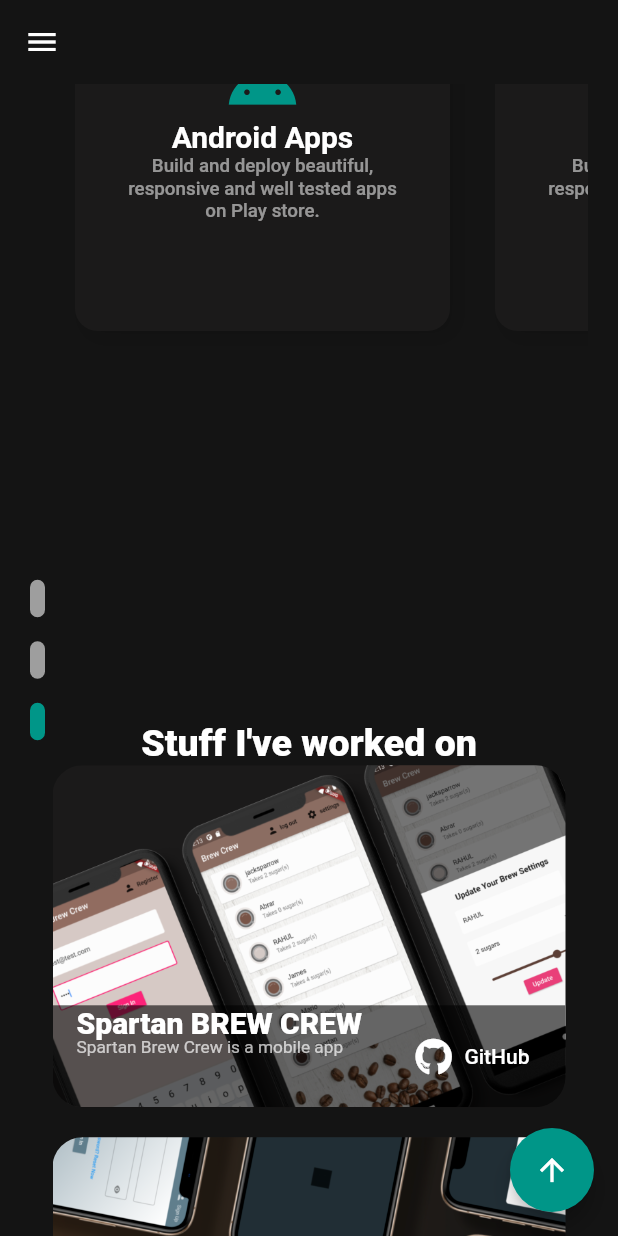
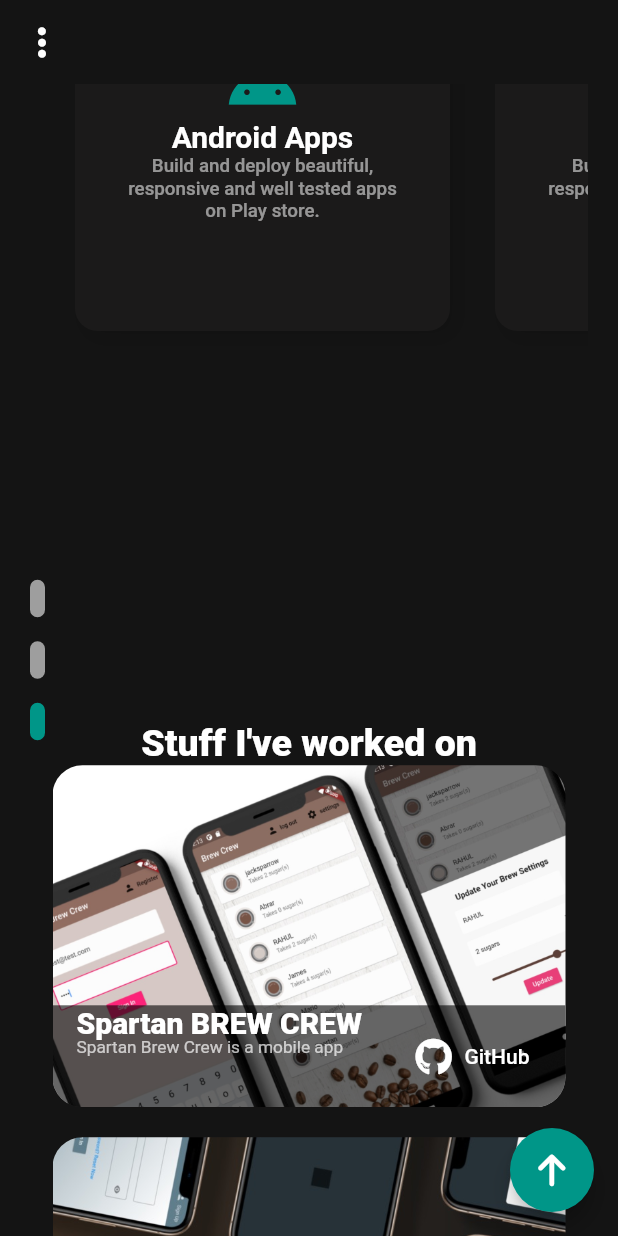
Before and after one commit to abraraltaf92/portfolio, a Flutter app: the screen it shows after launch, scrolled down 1152 dp, on a phone screen of 412 x 824 dp. Run offline on Flutter 3.47's test engine with Material 2 defaults, Android fonts, the phone set to English and light mode, and no system bars; drawn by our look-alikes of smooth_page_indicator; our stand-ins replace animated_text_kit, flutter_icons; missing offline and left inert: dart:html.

Commit message:
removed unnecessary fonts added & compressed images , performance increased 2x

```diff
--- a/lib/lists/project_list.dart
+++ b/lib/lists/project_list.dart
@@ -6,7 +6,7 @@ final List<Project> projectList = [
     title: 'Spartan BREW CREW',
     description: 'Spartan Brew Crew is a mobile app',
     //  that keeps track of team members’ brew preferences and was built using Flutter and Firebase as backend in realtime manipulation of data. It allows users to change the strength of their brew and sugar intake.',
-    image: 'images/sBC.png',
+    image: 'images/sBC.jpg',
     link: 'https://github.com/abraraltaf92/spartan_brew_crew.git',
   ),
   Project(
@@ -14,7 +14,7 @@ final List<Project> projectList = [
     title: 'CurrentLoc',
     description: 'Developed a simple two page Login ',
     // / Sign Up app with Google Sign In Authentication, email and password Authentication, email verification, forgot password , delete user account, logout etc features integrated with Firebase as backend AND HomePage integrated with Google MAPS showing currentLocation the moment you login successfully.',
-    image: 'images/cL.png',
+    image: 'images/cL.jpg',
     link: 'https://github.com/abraraltaf92/currentLoc.git',
   ),
   Project(
@@ -22,7 +22,7 @@ final List<Project> projectList = [
     title: 'Python Projects',
     description: 'These are some python Projects',
     //  which helped me in developing interest and also boost up my confidence.',
-    image: 'images/pP.png',
+    image: 'images/pP.jpg',
     link: 'https://github.com/abraraltaf92/Chotu_chat_bot.git',
   ),
   Project(
@@ -30,7 +30,7 @@ final List<Project> projectList = [
     title: 'World Time',
     description: 'A simple flutter two page app',
     //  displaying current time of selected country by making http requests to world time api and the time displayed reflects with the same environment that is dark theme for night and bright for day.',
-    image: 'images/wT.png',
+    image: 'images/wT.jpg',
     link: 'https://github.com/abraraltaf92/World_Time.git',
   ),
 ];
--- a/lib/lists/skills_list.dart
+++ b/lib/lists/skills_list.dart
@@ -18,7 +18,7 @@ final List<Skill> skillList = [
   ),
   Skill(
     id: 2,
-    icon: MaterialCommunityIcons.web,
+    icon: FontAwesome.chrome,
     title: 'Web Apps',
     description:
         'Build and host responsive webapps that looks beautiful on all screen sizes.',
--- a/lib/widgets/social_handles.dart
+++ b/lib/widgets/social_handles.dart
@@ -40,15 +40,16 @@ class _SocialHandlesState extends State<SocialHandles> {
   }
 
   final List<Map<String, dynamic>> _socials = [
-    {
-      'icon': Icons.mail_outline_rounded,
-      'link': 'mailto:abraraltaf92@icloud.com'
-    },
+    {'icon': FontAwesome.envelope_o, 'link': 'mailto:abraraltaf92@icloud.com'},
     {'icon': FontAwesome.twitter, 'link': 'https://twitter.com/abraraltaf92'},
     {'icon': FontAwesome.github, 'link': 'https://github.com/abraraltaf92'},
     {
       'icon': FontAwesome.linkedin,
       'link': 'https://www.linkedin.com/in/abraraltaf92/'
+    },
+    {
+      'icon': FontAwesome.instagram,
+      'link': 'https://www.instagram.com/abraraltaf92/'
     },
     {'icon': FontAwesome.whatsapp, 'link': 'https://wa.me/+917889881902'},
   ];
--- a/lib/wrapper.dart
+++ b/lib/wrapper.dart
@@ -3,6 +3,7 @@ import 'package:first_proj/pages/about_me.dart';
 import 'package:first_proj/pages/home.dart';
 import 'package:first_proj/pages/projects.dart';
 import 'package:flutter/material.dart';
+import 'package:flutter_icons/flutter_icons.dart';
 import 'package:smooth_page_indicator/smooth_page_indicator.dart';
 import 'package:flutter/rendering.dart';
 
@@ -21,6 +22,7 @@ class _WrapperState extends State<Wrapper> {
     super.initState();
   }
 
+  final _scaffoldKey = GlobalKey<ScaffoldState>();
   void swipe(int index) {
     _pageController.animateToPage(
       index,
@@ -72,6 +74,7 @@ class _WrapperState extends State<Wrapper> {
     ];
 
     return Scaffold(
+      key: _scaffoldKey,
       appBar: AppBar(
         backgroundColor: Colors.transparent,
         elevation: 0,
@@ -98,6 +101,13 @@ class _WrapperState extends State<Wrapper> {
                 ),
               ),
         actions: width > 550 ? _navItems() : [],
+        leading: width < 550
+            ? IconButton(
+                icon: Icon(FontAwesome.ellipsis_v),
+                onPressed: () {
+                  _scaffoldKey.currentState.openDrawer();
+                })
+            : null,
       ),
       drawer: width < 550
           ? Drawer(
@@ -148,7 +158,7 @@ class _WrapperState extends State<Wrapper> {
         child: FloatingActionButton(
           onPressed: () => swipe(0),
           child: Icon(
-            Icons.arrow_upward,
+            FontAwesome.arrow_up,
           ),
         ),
         replacement: SizedBox.shrink(),
```
Also changed, not shown: images/cL.jpg (added), images/cL.png (deleted), images/pP.jpg (added), images/pP.png (deleted), images/sBC.jpg (added), images/sBC.png (deleted), images/wT.jpg (added), images/wT.png (deleted), 8 other files.
